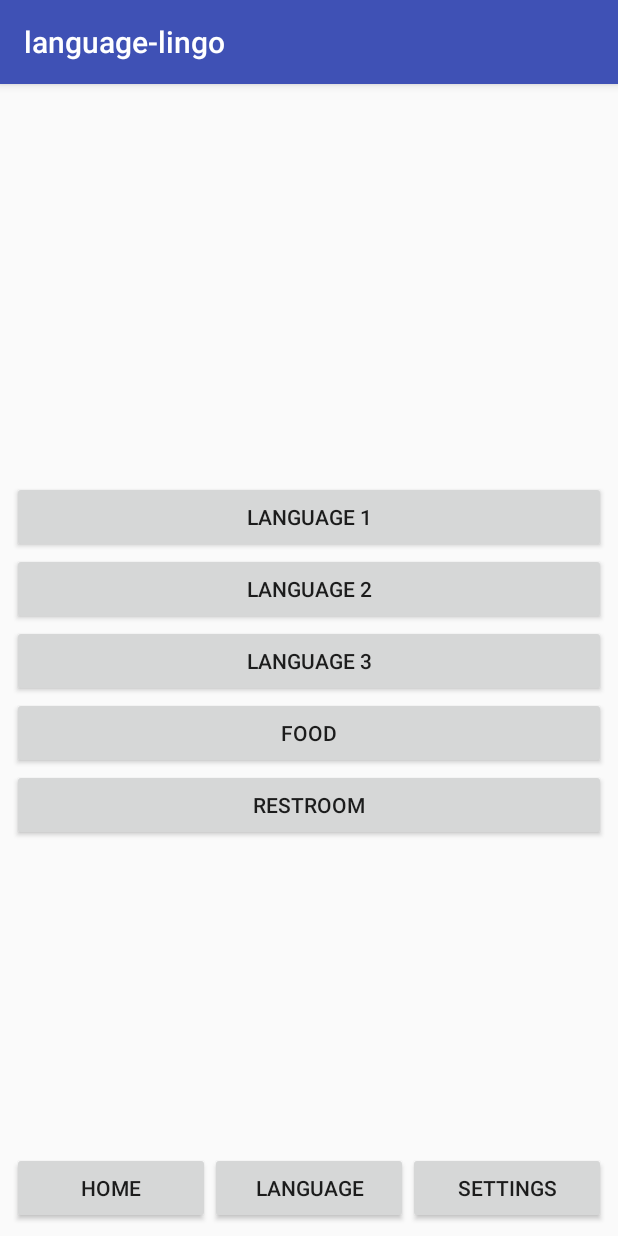
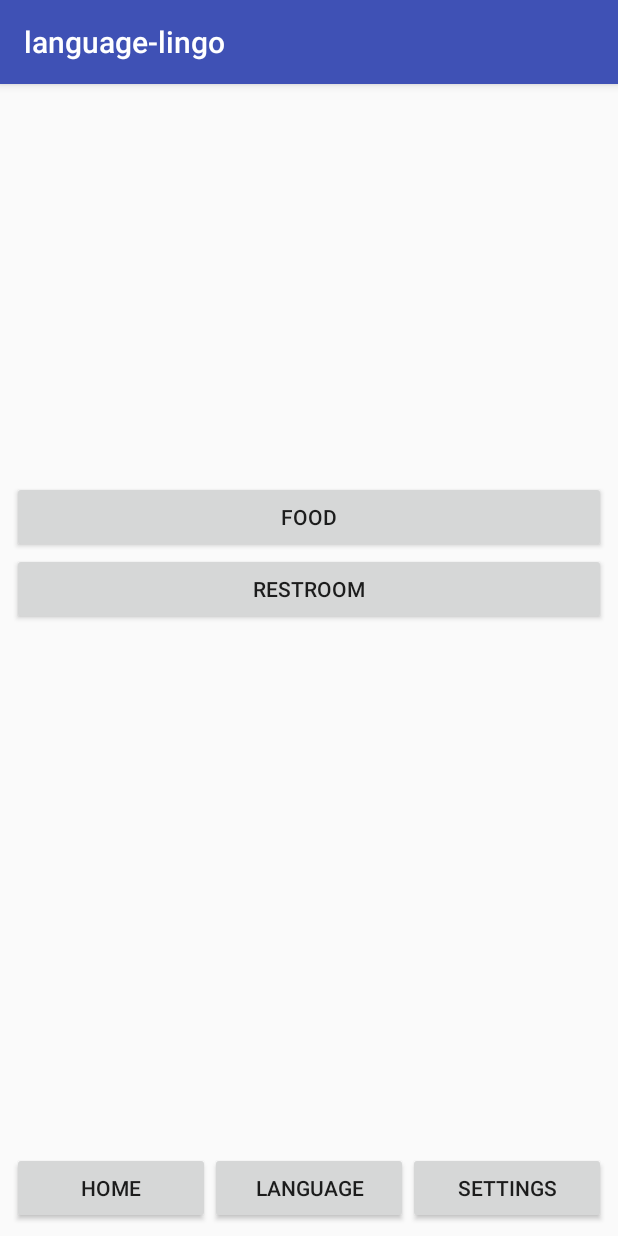
Before and after one commit to DanChunn/language-lingo, an Android app: the screen it shows after launch (MainActivity before the commit, CategoriesActivity after it), on a phone screen of 412 x 824 dp. Run offline under Robolectric (Android 15) with nearby library versions, the phone set to English and light mode, and no system bars.

Commit message:
added functionality to buttons

```diff
--- a/app/src/main/AndroidManifest.xml
+++ b/app/src/main/AndroidManifest.xml
@@ -1,6 +1,6 @@
 <?xml version="1.0" encoding="utf-8"?>
 <manifest xmlns:android="http://schemas.android.com/apk/res/android"
-    package="com.danchunn.language_lingo">
+          package="com.danchunn.language_lingo">
 
     <application
         android:allowBackup="true"
@@ -9,12 +9,14 @@
         android:roundIcon="@mipmap/ic_launcher_round"
         android:supportsRtl="true"
         android:theme="@style/AppTheme">
-        <activity android:name=".MainActivity">
+        <activity android:name=".CategoriesActivity">
             <intent-filter>
-                <action android:name="android.intent.action.MAIN" />
+                <action android:name="android.intent.action.MAIN"/>
 
-                <category android:name="android.intent.category.LAUNCHER" />
+                <category android:name="android.intent.category.LAUNCHER"/>
             </intent-filter>
+        </activity>
+        <activity android:name=".PhrasesActivity">
         </activity>
     </application>
 
--- a/app/src/main/java/com/danchunn/language_lingo/MainActivity.java
+++ b/app/src/main/java/com/danchunn/language_lingo/CategoriesActivity.java
@@ -1,10 +1,15 @@
 package com.danchunn.language_lingo;
 
+import android.content.Intent;
 import android.support.v7.app.AppCompatActivity;
 import android.os.Bundle;
 import android.util.Log;
+import android.view.View;
+import android.view.View.OnClickListener;
 import android.widget.Button;
+import android.widget.EditText;
 import android.widget.LinearLayout;
+import android.widget.Toast;
 
 import org.json.JSONArray;
 import org.json.JSONException;
@@ -16,21 +21,30 @@ import java.util.ArrayList;
 import java.util.HashMap;
 import java.util.Iterator;
 
+import static android.R.attr.button;
 import static android.R.attr.category;
 import static android.R.attr.key;
+import static android.R.attr.tag;
+import static android.R.id.message;
+import static android.provider.AlarmClock.EXTRA_MESSAGE;
 
-public class MainActivity extends AppCompatActivity {
+public class CategoriesActivity extends AppCompatActivity {
+
+    public static final String EXTRA_MESSAGE = "com.example.language_lingo.CATEGORY_ID";
+
     private final String jsonFile = "jpn.json";
     private LanguagePack languagePackObj;
     Button[] buttons;
     LinearLayout linear;
+
+
     @Override
     protected void onCreate(Bundle savedInstanceState) {
         super.onCreate(savedInstanceState);
         setContentView(R.layout.activity_main);
         LanguagePack languagePack = readJson();
         buttons = new Button[languagePack.numberOfCategories()];
-        languagePack.printCategories();
+        languagePack.print();
 
         //fill categories
         linear = (LinearLayout) findViewById(R.id.categories);
@@ -41,10 +55,34 @@ public class MainActivity extends AppCompatActivity {
         ArrayList<Category> categories = languagePackObj.getCategories();
         for(int i = 0; i < categories.size(); i++){
             Button button = createButton(categories.get(i).getCategoryName(), i);
+            button.setOnClickListener(categoryButtonClicked);
             buttons[i] = button;
+
             linear.addView(button);
         }
     }
+/*
+    public void sendMessage(View view) {
+        Intent intent = new Intent(this, PhrasesActivity.class);
+        EditText editText = (EditText) findViewById(R.id.editText);
+        String message = editText.getText().toString();
+        intent.putExtra(EXTRA_MESSAGE, message);
+        startActivity(intent);
+    }*/
+
+
+
+    OnClickListener categoryButtonClicked = new OnClickListener() {
+        @Override
+        public void onClick(View view){
+            Intent intent=new Intent(view.getContext(),PhrasesActivity.class);
+            Object tag = view.getTag();
+            intent.putExtra(EXTRA_MESSAGE, tag.toString());
+            startActivity(intent);
+            Toast.makeText(getApplicationContext(), tag + " clicked button", Toast.LENGTH_SHORT).show();
+        }
+    };
+
 
     protected Button createButton(String text, int tag){
         Button button = new Button(this);
@@ -88,9 +126,6 @@ public class MainActivity extends AppCompatActivity {
         return languagePackObj;
     }
 
-    private void printLanguagePack(LanguagePack lp) {
-        lp.printCategories();
-    }
 
     public String loadJSONFromAsset() {
         String json = null;
--- a/app/src/main/java/com/danchunn/language_lingo/Category.java
+++ b/app/src/main/java/com/danchunn/language_lingo/Category.java
@@ -22,7 +22,7 @@ public class Category {
         return category;
     }
 
-    public void printPhrases(){
+    public void print(){
         Log.d("CATGRY", "  category: " +  category);
         for(int i = 0; i < phrases.size(); i++){
             Phrase phrase = phrases.get(i);
--- a/app/src/main/java/com/danchunn/language_lingo/LanguagePack.java
+++ b/app/src/main/java/com/danchunn/language_lingo/LanguagePack.java
@@ -25,11 +25,11 @@ public class LanguagePack {
         return language;
     }
 
-    public void printCategories(){
+    public void print(){
         Log.d("LNGPCK", "language: " +  language);
         for(int i = 0; i < categories.size(); i++){
             Category category = categories.get(i);
-            category.printPhrases();
+            category.print();
         }
     }
 
--- a/app/src/main/res/layout/activity_main.xml
+++ b/app/src/main/res/layout/activity_main.xml
@@ -4,7 +4,7 @@
     xmlns:tools="http://schemas.android.com/tools"
     android:layout_width="match_parent"
     android:layout_height="match_parent"
-    tools:context="com.danchunn.language_lingo.MainActivity">
+    tools:context="com.danchunn.language_lingo.CategoriesActivity">
 
     <LinearLayout
         android:layout_width="0dp"
@@ -55,23 +55,6 @@
         app:layout_constraintLeft_toLeftOf="parent"
         app:layout_constraintRight_toRightOf="parent">
 
-        <Button
-            android:id="@+id/button10"
-            android:layout_width="match_parent"
-            android:layout_height="wrap_content"
-            android:text="Language 1"/>
-
-        <Button
-            android:id="@+id/button11"
-            android:layout_width="match_parent"
-            android:layout_height="wrap_content"
-            android:text="Language 2"/>
-
-        <Button
-            android:id="@+id/button12"
-            android:layout_width="match_parent"
-            android:layout_height="wrap_content"
-            android:text="Language 3"/>
     </LinearLayout>
 
 </android.support.constraint.ConstraintLayout>
```
Also changed, not shown: app/src/main/java/com/danchunn/language_lingo/PhrasesActivity.java (added, +13 -0 lines), app/src/main/res/layout/activity_phrases.xml (added, +10 -0 lines).
